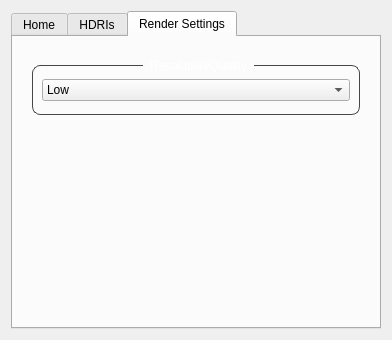
The window that 01_app/dev/UI/turntable_UI.ui (kaanyilmaz99/YFX_Lookdev_Tool) describes before a commit, drawn with Qt 5.
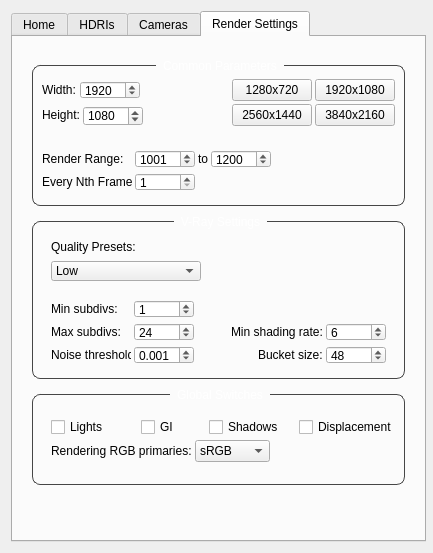
The same window after the commit. The open tabs and pages were chosen to show the change. Icons and pictures are not drawn.

Commit message: Included LayerUi code in create_main_ui.py

Diff of the .ui file:
```diff
--- a/01_app/dev/UI/turntable_UI.ui
+++ b/01_app/dev/UI/turntable_UI.ui
@@ -6,10 +6,16 @@
    <rect>
     <x>0</x>
     <y>0</y>
-    <width>392</width>
-    <height>340</height>
+    <width>433</width>
+    <height>553</height>
    </rect>
   </property>
+  <property name="minimumSize">
+   <size>
+    <width>433</width>
+    <height>533</height>
+   </size>
+  </property>
   <property name="maximumSize">
    <size>
     <width>16777215</width>
@@ -31,6 +37,12 @@
      <property name="enabled">
       <bool>true</bool>
      </property>
+     <property name="minimumSize">
+      <size>
+       <width>415</width>
+       <height>526</height>
+      </size>
+     </property>
      <property name="maximumSize">
       <size>
        <width>16777215</width>
@@ -515,13 +527,176 @@
        </item>
       </layout>
      </widget>
+     <widget class="QWidget" name="tab_camera">
+      <attribute name="title">
+       <string>Cameras</string>
+      </attribute>
+      <layout class="QVBoxLayout" name="verticalLayout_15">
+       <item>
+        <layout class="QVBoxLayout" name="verticalLayout_14" stretch="0,0,1">
+         <property name="leftMargin">
+          <number>10</number>
+         </property>
+         <property name="topMargin">
+          <number>10</number>
+         </property>
+         <property name="rightMargin">
+          <number>10</number>
+         </property>
+         <item>
+          <widget class="QGroupBox" name="gBox_createCamera">
+           <property name="styleSheet">
+            <string notr="true">QGroupBox{
+	border: 1px solid rgb(70, 70, 70);
+    border-radius: 8px;
+	margin-top: 9px;
+}
+
+QGroupBox:title{
+	color: white;
+	subcontrol-position: top center;
+	padding: 0 5px;
+	margin-top: -12px;
+}
+
+QGroupBox:title:disabled{
+	color: gray;
+	subcontrol-position: top center;
+	padding: 0 5px;
+	margin-top: -12px;
+}</string>
+           </property>
+           <property name="title">
+            <string>Camera Settings</string>
+           </property>
+           <layout class="QVBoxLayout" name="verticalLayout_16">
+            <property name="topMargin">
+             <number>7</number>
+            </property>
+            <property name="bottomMargin">
+             <number>7</number>
+            </property>
+            <item>
+             <layout class="QHBoxLayout" name="horizontalLayout_13" stretch="0,0">
+              <property name="leftMargin">
+               <number>6</number>
+              </property>
+              <property name="topMargin">
+               <number>6</number>
+              </property>
+              <property name="rightMargin">
+               <number>6</number>
+              </property>
+              <property name="bottomMargin">
+               <number>6</number>
+              </property>
+              <item>
+               <widget class="QLineEdit" name="line_camera">
+                <property name="minimumSize">
+                 <size>
+                  <width>0</width>
+                  <height>20</height>
+                 </size>
+                </property>
+                <property name="maximumSize">
+                 <size>
+                  <width>16777215</width>
+                  <height>25</height>
+                 </size>
+                </property>
+                <property name="styleSheet">
+                 <string notr="true">QLineEdit {
+    border: 1px solid rgb(70, 70, 70);
+    border-radius: 4px;
+}</string>
+                </property>
+                <property name="placeholderText">
+                 <string>Enter Name...</string>
+                </property>
+               </widget>
+              </item>
+              <item>
+               <widget class="QPushButton" name="pBtn_createCamera">
+                <property name="enabled">
+                 <bool>false</bool>
+                </property>
+                <property name="maximumSize">
+                 <size>
+                  <width>120</width>
+                  <height>16777215</height>
+                 </size>
+                </property>
+                <property name="text">
+                 <string>Create Camera</string>
+                </property>
+               </widget>
+              </item>
+             </layout>
+            </item>
+           </layout>
+          </widget>
+         </item>
+         <item>
+          <widget class="QGroupBox" name="gBox_CameraSettings">
+           <property name="styleSheet">
+            <string notr="true">QGroupBox{
+	border: 1px solid rgb(70, 70, 70);
+    border-radius: 8px;
+	margin-top: 9px;
+}
+
+QGroupBox:title{
+	color: white;
+	subcontrol-position: top center;
+	padding: 0 5px;
+	margin-top: -12px;
+}
+
+QGroupBox:title:disabled{
+	color: gray;
+	subcontrol-position: top center;
+	padding: 0 5px;
+	margin-top: -12px;
+}</string>
+           </property>
+           <property name="title">
+            <string>Current Camera Settings</string>
+           </property>
+           <layout class="QVBoxLayout" name="verticalLayout_18">
+            <item>
+             <layout class="QVBoxLayout" name="verticalLayout_17">
+              <property name="bottomMargin">
+               <number>20</number>
+              </property>
+             </layout>
+            </item>
+           </layout>
+          </widget>
+         </item>
+         <item>
+          <spacer name="horizontalSpacer_5">
+           <property name="orientation">
+            <enum>Qt::Horizontal</enum>
+           </property>
+           <property name="sizeHint" stdset="0">
+            <size>
+             <width>40</width>
+             <height>20</height>
+            </size>
+           </property>
+          </spacer>
+         </item>
+        </layout>
+       </item>
+      </layout>
+     </widget>
      <widget class="QWidget" name="tab_render">
       <attribute name="title">
        <string>Render Settings</string>
       </attribute>
       <layout class="QVBoxLayout" name="verticalLayout_9">
        <item>
-        <layout class="QVBoxLayout" name="verticalLayout_8" stretch="0,1">
+        <layout class="QVBoxLayout" name="verticalLayout_8" stretch="0,0,0,1">
          <property name="leftMargin">
           <number>10</number>
          </property>
@@ -558,9 +733,12 @@
 }</string>
            </property>
            <property name="title">
-            <string>Resolution/Quality</string>
+            <string>Common Parameters</string>
            </property>
            <layout class="QVBoxLayout" name="verticalLayout_11">
+            <property name="spacing">
+             <number>3</number>
+            </property>
             <property name="leftMargin">
              <number>9</number>
             </property>
@@ -574,12 +752,435 @@
              <number>13</number>
             </property>
             <item>
-             <layout class="QHBoxLayout" name="horizontalLayout_5">
+             <layout class="QHBoxLayout" name="horizontalLayout_5" stretch="0,0,1,0,0">
               <property name="bottomMargin">
                <number>0</number>
               </property>
+              <item>
+               <widget class="QLabel" name="l_width">
+                <property name="minimumSize">
+                 <size>
+                  <width>35</width>
+                  <height>0</height>
+                 </size>
+                </property>
+                <property name="maximumSize">
+                 <size>
+                  <width>50</width>
+                  <height>16777215</height>
+                 </size>
+                </property>
+                <property name="text">
+                 <string>Width:</string>
+                </property>
+               </widget>
+              </item>
+              <item>
+               <widget class="QSpinBox" name="sBox_width">
+                <property name="minimumSize">
+                 <size>
+                  <width>60</width>
+                  <height>0</height>
+                 </size>
+                </property>
+                <property name="maximumSize">
+                 <size>
+                  <width>60</width>
+                  <height>18</height>
+                 </size>
+                </property>
+                <property name="autoFillBackground">
+                 <bool>false</bool>
+                </property>
+                <property name="styleSheet">
+                 <string notr="true"/>
+                </property>
+                <property name="wrapping">
+                 <bool>false</bool>
+                </property>
+                <property name="frame">
+                 <bool>true</bool>
+                </property>
+                <property name="buttonSymbols">
+                 <enum>QAbstractSpinBox::UpDownArrows</enum>
+                </property>
+                <property name="accelerated">
+                 <bool>false</bool>
+                </property>
+                <property name="keyboardTracking">
+                 <bool>true</bool>
+                </property>
+                <property name="showGroupSeparator" stdset="0">
+                 <bool>false</bool>
+                </property>
+                <property name="minimum">
+                 <number>1</number>
+                </property>
+                <property name="maximum">
+                 <number>999996</number>
+                </property>
+                <property name="value">
+                 <number>1920</number>
+                </property>
+               </widget>
+              </item>
+              <item>
+               <spacer name="verticalSpacer">
+                <property name="orientation">
+                 <enum>Qt::Vertical</enum>
+                </property>
+                <property name="sizeHint" stdset="0">
+                 <size>
+                  <width>20</width>
+                  <height>20</height>
+                 </size>
+                </property>
+               </spacer>
+              </item>
+              <item>
+               <widget class="QPushButton" name="pBtn_720">
+                <property name="text">
+                 <string>1280x720</string>
+                </property>
+               </widget>
+              </item>
+              <item>
+               <widget class="QPushButton" name="pBtn_1080">
+                <property name="text">
+                 <string>1920x1080</string>
+                </property>
+               </widget>
+              </item>
+             </layout>
+            </item>
+            <item>
+             <layout class="QHBoxLayout" name="horizontalLayout_7" stretch="0,0,1,0,0">
+              <property name="bottomMargin">
+               <number>0</number>
+              </property>
+              <item>
+               <widget class="QLabel" name="label">
+                <property name="maximumSize">
+                 <size>
+                  <width>50</width>
+                  <height>16777215</height>
+                 </size>
+                </property>
+                <property name="text">
+                 <string>Height:</string>
+                </property>
+               </widget>
+              </item>
+              <item>
+               <widget class="QSpinBox" name="sBox_height">
+                <property name="minimumSize">
+                 <size>
+                  <width>60</width>
+                  <height>20</height>
+                 </size>
+                </property>
+                <property name="maximumSize">
+                 <size>
+                  <width>60</width>
+                  <height>18</height>
+                 </size>
+                </property>
+                <property name="styleSheet">
+                 <string notr="true"/>
+                </property>
+                <property name="minimum">
+                 <number>1</number>
+                </property>
+                <property name="maximum">
+                 <number>99999</number>
+                </property>
+                <property name="value">
+                 <number>1080</number>
+                </property>
+               </widget>
+              </item>
+              <item>
+               <spacer name="verticalSpacer_2">
+                <property name="orientation">
+                 <enum>Qt::Vertical</enum>
+                </property>
+                <property name="sizeHint" stdset="0">
+                 <size>
+                  <width>20</width>
+                  <height>20</height>
+                 </size>
+                </property>
+               </spacer>
+              </item>
+              <item>
+               <widget class="QPushButton" name="pBtn_1440">
+                <property name="text">
+                 <string>2560x1440</string>
+                </property>
+               </widget>
+              </item>
+              <item>
+               <widget class="QPushButton" name="pBtn_2160">
+                <property name="text">
+                 <string>3840x2160</string>
+                </property>
+               </widget>
+              </item>
+             </layout>
+            </item>
+            <item>
+             <spacer name="horizontalSpacer_4">
+              <property name="orientation">
+               <enum>Qt::Horizontal</enum>
+              </property>
+              <property name="sizeHint" stdset="0">
+               <size>
+                <width>40</width>
+                <height>20</height>
+               </size>
+              </property>
+             </spacer>
+            </item>
+            <item>
+             <layout class="QHBoxLayout" name="horizontalLayout_6" stretch="0,0,0,0,1">
+              <property name="bottomMargin">
+               <number>0</number>
+              </property>
+              <item>
+               <widget class="QLabel" name="label_frame">
+                <property name="minimumSize">
+                 <size>
+                  <width>90</width>
+                  <height>0</height>
+                 </size>
+                </property>
+                <property name="maximumSize">
+                 <size>
+                  <width>90</width>
+                  <height>16777215</height>
+                 </size>
+                </property>
+                <property name="text">
+                 <string>Render Range:</string>
+                </property>
+               </widget>
+              </item>
+              <item>
+               <widget class="QSpinBox" name="sBox_startFrame">
+                <property name="minimumSize">
+                 <size>
+                  <width>60</width>
+                  <height>0</height>
+                 </size>
+                </property>
+                <property name="maximumSize">
+                 <size>
+                  <width>60</width>
+                  <height>18</height>
+                 </size>
+                </property>
+                <property name="minimum">
+                 <number>1</number>
+                </property>
+                <property name="maximum">
+                 <number>99999</number>
+                </property>
+                <property name="singleStep">
+                 <number>1</number>
+                </property>
+                <property name="value">
+                 <number>1001</number>
+                </property>
+               </widget>
+              </item>
+              <item>
+               <widget class="QLabel" name="label_2">
+                <property name="text">
+                 <string>to</string>
+                </property>
+               </widget>
+              </item>
+              <item>
+               <widget class="QSpinBox" name="sBox_endFrame">
+                <property name="minimumSize">
+                 <size>
+                  <width>60</width>
+                  <height>0</height>
+                 </size>
+                </property>
+                <property name="maximumSize">
+                 <size>
+                  <width>60</width>
+                  <height>18</height>
+                 </size>
+                </property>
+                <property name="minimum">
+                 <number>1</number>
+                </property>
+                <property name="maximum">
+                 <number>99999</number>
+                </property>
+                <property name="value">
+                 <number>1200</number>
+                </property>
+               </widget>
+              </item>
+              <item>
+               <spacer name="verticalSpacer_3">
+                <property name="orientation">
+                 <enum>Qt::Vertical</enum>
+                </property>
+                <property name="sizeHint" stdset="0">
+                 <size>
+                  <width>20</width>
+                  <height>20</height>
+                 </size>
+                </property>
+               </spacer>
+              </item>
+             </layout>
+            </item>
+            <item>
+             <layout class="QHBoxLayout" name="horizontalLayout_8" stretch="0,0,1">
+              <property name="bottomMargin">
+               <number>0</number>
+              </property>
+              <item>
+               <widget class="QLabel" name="label_3">
+                <property name="minimumSize">
+                 <size>
+                  <width>90</width>
+                  <height>0</height>
+                 </size>
+                </property>
+                <property name="maximumSize">
+                 <size>
+                  <width>90</width>
+                  <height>16777215</height>
+                 </size>
+                </property>
+                <property name="text">
+                 <string>Every Nth Frame:</string>
+                </property>
+               </widget>
+              </item>
+              <item>
+               <widget class="QSpinBox" name="sBox_nth">
+                <property name="minimumSize">
+                 <size>
+                  <width>60</width>
+                  <height>0</height>
+                 </size>
+                </property>
+                <property name="maximumSize">
+                 <size>
+                  <width>60</width>
+                  <height>18</height>
+                 </size>
+                </property>
+                <property name="minimum">
+                 <number>1</number>
+                </property>
+                <property name="maximum">
+                 <number>100</number>
+                </property>
+               </widget>
+              </item>
+              <item>
+               <spacer name="verticalSpacer_4">
+                <property name="orientation">
+                 <enum>Qt::Vertical</enum>
+                </property>
+                <property name="sizeHint" stdset="0">
+                 <size>
+                  <width>20</width>
+                  <height>20</height>
+                 </size>
+                </property>
+               </spacer>
+              </item>
+             </layout>
+            </item>
+           </layout>
+          </widget>
+         </item>
+         <item>
+          <widget class="QGroupBox" name="groupBox">
+           <property name="styleSheet">
+            <string notr="true">QGroupBox{
+	border: 1px solid rgb(70, 70, 70);
+    border-radius: 8px;
+	margin-top: 9px;
+}
+
+QGroupBox:title{
+	color: white;
+	subcontrol-position: top center;
+	padding: 0 5px;
+	margin-top: -12px;
+}
+
+QGroupBox:title:disabled{
+	color: gray;
+	subcontrol-position: top center;
+	padding: 0 5px;
+	margin-top: -12px;
+}</string>
+           </property>
+           <property name="title">
+            <string>V-Ray Settings</string>
+           </property>
+           <layout class="QVBoxLayout" name="verticalLayout_12">
+            <property name="spacing">
+             <number>3</number>
+            </property>
+            <property name="topMargin">
+             <number>13</number>
+            </property>
+            <property name="bottomMargin">
+             <number>13</number>
+            </property>
+            <item>
+             <layout class="QVBoxLayout" name="verticalLayout_10" stretch="0,1">
+              <property name="spacing">
+               <number>7</number>
+              </property>
+              <property name="leftMargin">
+               <number>9</number>
+              </property>
+              <property name="topMargin">
+               <number>5</number>
+              </property>
+              <property name="rightMargin">
+               <number>9</number>
+              </property>
+              <property name="bottomMargin">
+               <number>15</number>
+              </property>
+              <item>
+               <widget class="QLabel" name="label_9">
+                <property name="text">
+                 <string>Quality Presets:</string>
+                </property>
+               </widget>
+              </item>
               <item>
                <widget class="QComboBox" name="cBox_renderSettings">
+                <property name="minimumSize">
+                 <size>
+                  <width>0</width>
+                  <height>20</height>
+                 </size>
+                </property>
+                <property name="maximumSize">
+                 <size>
+                  <width>150</width>
+                  <height>20</height>
+                 </size>
+                </property>
+                <property name="styleSheet">
+                 <string notr="true"/>
+                </property>
                 <item>
                  <property name="text">
                   <string>Low</string>
@@ -599,6 +1200,425 @@
               </item>
              </layout>
             </item>
+            <item>
+             <layout class="QHBoxLayout" name="horizontalLayout_9" stretch="0,0,1">
+              <property name="leftMargin">
+               <number>9</number>
+              </property>
+              <property name="rightMargin">
+               <number>9</number>
+              </property>
+              <property name="bottomMargin">
+               <number>0</number>
+              </property>
+              <item>
+               <widget class="QLabel" name="label_4">
+                <property name="minimumSize">
+                 <size>
+                  <width>80</width>
+                  <height>0</height>
+                 </size>
+                </property>
+                <property name="maximumSize">
+                 <size>
+                  <width>80</width>
+                  <height>16777215</height>
+                 </size>
+                </property>
+                <property name="text">
+                 <string>Min subdivs:</string>
+                </property>
+               </widget>
+              </item>
+              <item>
+               <widget class="QSpinBox" name="sBox_minSubdiv">
+                <property name="minimumSize">
+                 <size>
+                  <width>60</width>
+                  <height>0</height>
+                 </size>
+                </property>
+                <property name="maximumSize">
+                 <size>
+                  <width>60</width>
+                  <height>18</height>
+                 </size>
+                </property>
+                <property name="value">
+                 <number>1</number>
+                </property>
+               </widget>
+              </item>
+              <item>
+               <spacer name="verticalSpacer_5">
+                <property name="orientation">
+                 <enum>Qt::Vertical</enum>
+                </property>
+                <property name="sizeHint" stdset="0">
+                 <size>
+                  <width>20</width>
+                  <height>20</height>
+                 </size>
+                </property>
+               </spacer>
+              </item>
+             </layout>
+            </item>
+            <item>
+             <layout class="QHBoxLayout" name="horizontalLayout_10" stretch="0,0,1,0,0">
+              <property name="leftMargin">
+               <number>9</number>
+              </property>
+              <property name="rightMargin">
+               <number>9</number>
+              </property>
+              <property name="bottomMargin">
+               <number>0</number>
+              </property>
+              <item>
+               <widget class="QLabel" name="label_5">
+                <property name="minimumSize">
+                 <size>
+                  <width>80</width>
+                  <height>0</height>
+                 </size>
+                </property>
+                <property name="maximumSize">
+                 <size>
+                  <width>80</width>
+                  <height>16777215</height>
+                 </size>
+                </property>
+                <property name="text">
+                 <string>Max subdivs:</string>
+                </property>
+               </widget>
+              </item>
+              <item>
+               <widget class="QSpinBox" name="sBox_maxSubdiv">
+                <property name="minimumSize">
+                 <size>
+                  <width>60</width>
+                  <height>0</height>
+                 </size>
+                </property>
+                <property name="maximumSize">
+                 <size>
+                  <width>60</width>
+                  <height>18</height>
+                 </size>
+                </property>
+                <property name="value">
+                 <number>24</number>
+                </property>
+               </widget>
+              </item>
+              <item>
+               <spacer name="verticalSpacer_6">
+                <property name="orientation">
+                 <enum>Qt::Vertical</enum>
+                </property>
+                <property name="sizeHint" stdset="0">
+                 <size>
+                  <width>20</width>
+                  <height>20</height>
+                 </size>
+                </property>
+               </spacer>
+              </item>
+              <item>
+               <widget class="QLabel" name="label_7">
+                <property name="text">
+                 <string>Min shading rate:</string>
+                </property>
+               </widget>
+              </item>
+              <item>
+               <widget class="QSpinBox" name="sBox_shading">
+                <property name="minimumSize">
+                 <size>
+                  <width>60</width>
+                  <height>0</height>
+                 </size>
+                </property>
+                <property name="maximumSize">
+                 <size>
+                  <width>60</width>
+                  <height>18</height>
+                 </size>
+                </property>
+                <property name="minimum">
+                 <number>1</number>
+                </property>
+                <property name="singleStep">
+                 <number>1</number>
+                </property>
+                <property name="value">
+                 <number>6</number>
+                </property>
+               </widget>
+              </item>
+             </layout>
+            </item>
+            <item>
+             <layout class="QHBoxLayout" name="horizontalLayout_11" stretch="0,0,1,0,0">
+              <property name="leftMargin">
+               <number>9</number>
+              </property>
+              <property name="rightMargin">
+               <number>9</number>
+              </property>
+              <property name="bottomMargin">
+               <number>0</number>
+              </property>
+              <item>
+               <widget class="QLabel" name="label_6">
+                <property name="minimumSize">
+                 <size>
+                  <width>80</width>
+                  <height>0</height>
+                 </size>
+                </property>
+                <property name="maximumSize">
+                 <size>
+                  <width>80</width>
+                  <height>16777215</height>
+                 </size>
+                </property>
+                <property name="text">
+                 <string>Noise threshold:</string>
+                </property>
+               </widget>
+              </item>
+              <item>
+               <widget class="QDoubleSpinBox" name="dsBox_noise">
+                <property name="minimumSize">
+                 <size>
+                  <width>60</width>
+                  <height>0</height>
+                 </size>
+                </property>
+                <property name="maximumSize">
+                 <size>
+                  <width>60</width>
+                  <height>18</height>
+                 </size>
+                </property>
+                <property name="decimals">
+                 <number>3</number>
+                </property>
+                <property name="singleStep">
+                 <double>0.001000000000000</double>
+                </property>
+                <property name="value">
+                 <double>0.001000000000000</double>
+                </property>
+               </widget>
+              </item>
+              <item>
+               <spacer name="verticalSpacer_7">
+                <property name="orientation">
+                 <enum>Qt::Vertical</enum>
+                </property>
+                <property name="sizeHint" stdset="0">
+                 <size>
+                  <width>20</width>
+                  <height>20</height>
+                 </size>
+                </property>
+               </spacer>
+              </item>
+              <item>
+               <widget class="QLabel" name="label_8">
+                <property name="layoutDirection">
+                 <enum>Qt::LeftToRight</enum>
+                </property>
+                <property name="text">
+                 <string>Bucket size:</string>
+                </property>
+               </widget>
+              </item>
+              <item>
+               <widget class="QSpinBox" name="sBox_bucket">
+                <property name="minimumSize">
+                 <size>
+                  <width>60</width>
+                  <height>0</height>
+                 </size>
+                </property>
+                <property name="maximumSize">
+                 <size>
+                  <width>60</width>
+                  <height>18</height>
+                 </size>
+                </property>
+                <property name="minimum">
+                 <number>4</number>
+                </property>
+                <property name="value">
+                 <number>48</number>
+                </property>
+               </widget>
+              </item>
+             </layout>
+            </item>
+           </layout>
+          </widget>
+         </item>
+         <item>
+          <widget class="QGroupBox" name="groupBox_2">
+           <property name="styleSheet">
+            <string notr="true">QGroupBox{
+	border: 1px solid rgb(70, 70, 70);
+    border-radius: 8px;
+	margin-top: 9px;
+}
+
+QGroupBox:title{
+	color: white;
+	subcontrol-position: top center;
+	padding: 0 5px;
+	margin-top: -12px;
+}
+
+QGroupBox:title:disabled{
+	color: gray;
+	subcontrol-position: top center;
+	padding: 0 5px;
+	margin-top: -12px;
+}</string>
+           </property>
+           <property name="title">
+            <string>Global Switches</string>
+           </property>
+           <layout class="QVBoxLayout" name="verticalLayout_13">
+            <property name="spacing">
+             <number>3</number>
+            </property>
+            <item>
+             <layout class="QHBoxLayout" name="horizontalLayout_12" stretch="0,0,0,0">
+              <property name="leftMargin">
+               <number>9</number>
+              </property>
+              <property name="topMargin">
+               <number>13</number>
+              </property>
+              <property name="rightMargin">
+               <number>9</number>
+              </property>
+              <property name="bottomMargin">
+               <number>0</number>
+              </property>
+              <item>
+               <widget class="QCheckBox" name="cBox_lights">
+                <property name="minimumSize">
+                 <size>
+                  <width>93</width>
+                  <height>0</height>
+                 </size>
+                </property>
+                <property name="text">
+                 <string>Lights</string>
+                </property>
+               </widget>
+              </item>
+              <item>
+               <widget class="QCheckBox" name="cBox_gi">
+                <property name="minimumSize">
+                 <size>
+                  <width>65</width>
+                  <height>0</height>
+                 </size>
+                </property>
+                <property name="text">
+                 <string>GI</string>
+                </property>
+               </widget>
+              </item>
+              <item>
+               <widget class="QCheckBox" name="cBox_shadows">
+                <property name="minimumSize">
+                 <size>
+                  <width>90</width>
+                  <height>0</height>
+                 </size>
+                </property>
+                <property name="text">
+                 <string>Shadows</string>
+                </property>
+               </widget>
+              </item>
+              <item>
+               <widget class="QCheckBox" name="cBox_displacement">
+                <property name="minimumSize">
+                 <size>
+                  <width>96</width>
+                  <height>0</height>
+                 </size>
+                </property>
+                <property name="text">
+                 <string>Displacement</string>
+                </property>
+               </widget>
+              </item>
+             </layout>
+            </item>
+            <item>
+             <layout class="QHBoxLayout" name="horizontalLayout_14" stretch="0,0,1">
+              <property name="leftMargin">
+               <number>9</number>
+              </property>
+              <property name="rightMargin">
+               <number>9</number>
+              </property>
+              <property name="bottomMargin">
+               <number>13</number>
+              </property>
+              <item>
+               <widget class="QLabel" name="label_10">
+                <property name="minimumSize">
+                 <size>
+                  <width>120</width>
+                  <height>0</height>
+                 </size>
+                </property>
+                <property name="text">
+                 <string>Rendering RGB primaries:</string>
+                </property>
+               </widget>
+              </item>
+              <item>
+               <widget class="QComboBox" name="cBox_colorspace">
+                <property name="currentIndex">
+                 <number>0</number>
+                </property>
+                <item>
+                 <property name="text">
+                  <string>sRGB</string>
+                 </property>
+                </item>
+                <item>
+                 <property name="text">
+                  <string>ACEScg</string>
+                 </property>
+                </item>
+               </widget>
+              </item>
+              <item>
+               <spacer name="verticalSpacer_12">
+                <property name="orientation">
+                 <enum>Qt::Vertical</enum>
+                </property>
+                <property name="sizeHint" stdset="0">
+                 <size>
+                  <width>10</width>
+                  <height>10</height>
+                 </size>
+                </property>
+               </spacer>
+              </item>
+             </layout>
+            </item>
            </layout>
           </widget>
          </item>
@@ -609,7 +1629,7 @@
            </property>
            <property name="sizeHint" stdset="0">
             <size>
-             <width>40</width>
+             <width>20</width>
              <height>20</height>
             </size>
            </property>
```
Left out of the diff: 6 changed lines with no effect on the pictures. The commit also changes 2 other files.
